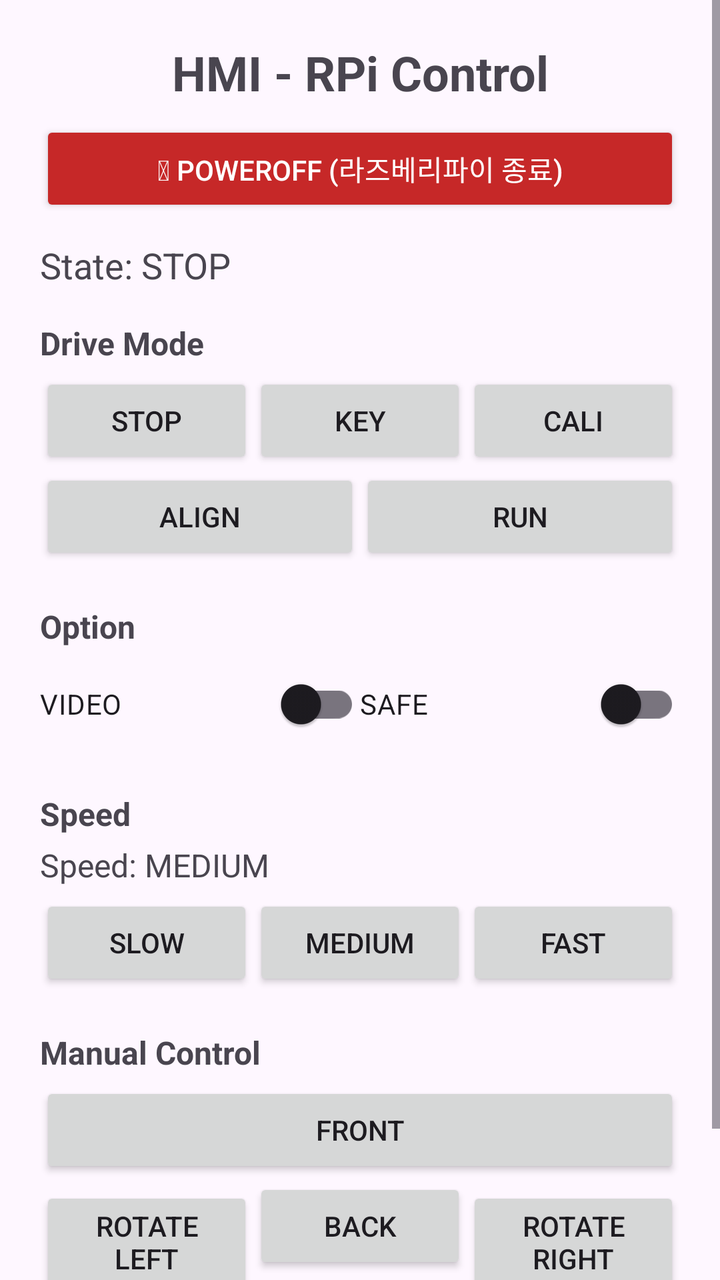
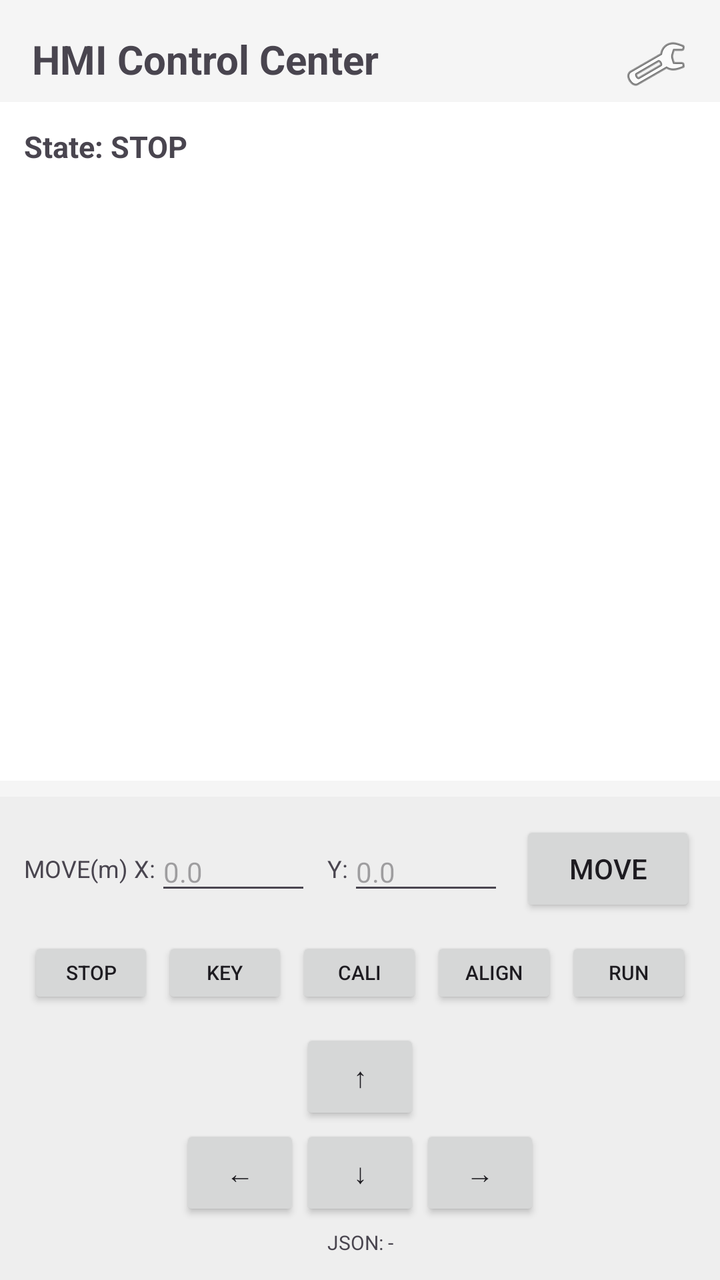

An Android layout rendered at two revisions. The XML below is the earlier revision; the diff shows what the commit changed to produce the second picture.
<!-- AndroidManifest.xml: application theme Theme.HMI -->
<!-- res/layout/fragment_control.xml -->
<?xml version="1.0" encoding="utf-8"?>
<ScrollView xmlns:android="http://schemas.android.com/apk/res/android"
    android:layout_width="match_parent"
    android:layout_height="match_parent">

    <LinearLayout
        android:layout_width="match_parent"
        android:layout_height="wrap_content"
        android:orientation="vertical"
        android:padding="20dp">

        <TextView
            android:layout_width="match_parent"
            android:layout_height="wrap_content"
            android:text="HMI - RPi Control"
            android:textSize="24sp"
            android:textStyle="bold"
            android:gravity="center"
            android:paddingBottom="8dp" />

        <Button
            android:id="@+id/btnPoweroff"
            android:layout_width="match_parent"
            android:layout_height="wrap_content"
            android:text="⏻ POWEROFF (라즈베리파이 종료)"
            android:backgroundTint="#C62828"
            android:textColor="#FFFFFF"
            android:layout_marginBottom="12dp" />

        <TextView
            android:id="@+id/tvCurrentState"
            android:layout_width="match_parent"
            android:layout_height="wrap_content"
            android:text="State: STOP"
            android:textSize="18sp"
            android:paddingBottom="8dp" />

        <TextView
            android:layout_width="match_parent"
            android:layout_height="wrap_content"
            android:text="Drive Mode"
            android:textSize="16sp"
            android:textStyle="bold"
            android:paddingTop="8dp"
            android:paddingBottom="4dp" />

        <LinearLayout
            android:layout_width="match_parent"
            android:layout_height="wrap_content"
            android:orientation="horizontal">
            <Button android:id="@+id/btnStop" android:layout_width="0dp" android:layout_height="wrap_content" android:layout_weight="1" android:text="STOP" />
            <Button android:id="@+id/btnKey" android:layout_width="0dp" android:layout_height="wrap_content" android:layout_weight="1" android:text="KEY" />
            <Button android:id="@+id/btnCali" android:layout_width="0dp" android:layout_height="wrap_content" android:layout_weight="1" android:text="CALI" />
        </LinearLayout>

        <LinearLayout
            android:layout_width="match_parent"
            android:layout_height="wrap_content"
            android:orientation="horizontal">
            <Button android:id="@+id/btnAlign" android:layout_width="0dp" android:layout_height="wrap_content" android:layout_weight="1" android:text="ALIGN" />
            <Button android:id="@+id/btnRun" android:layout_width="0dp" android:layout_height="wrap_content" android:layout_weight="1" android:text="RUN" />
        </LinearLayout>

        <TextView
            android:layout_width="match_parent"
            android:layout_height="wrap_content"
            android:text="Option"
            android:textSize="16sp"
            android:textStyle="bold"
            android:paddingTop="20dp"
            android:paddingBottom="4dp" />

        <LinearLayout
            android:layout_width="match_parent"
            android:layout_height="wrap_content"
            android:orientation="horizontal">
            <androidx.appcompat.widget.SwitchCompat android:id="@+id/swVideo" android:layout_width="0dp" android:layout_height="wrap_content" android:layout_weight="1" android:text="VIDEO" />
            <androidx.appcompat.widget.SwitchCompat android:id="@+id/swSafe" android:layout_width="0dp" android:layout_height="wrap_content" android:layout_weight="1" android:text="SAFE" />
        </LinearLayout>

        <TextView
            android:layout_width="match_parent"
            android:layout_height="wrap_content"
            android:text="Speed"
            android:textSize="16sp"
            android:textStyle="bold"
            android:paddingTop="20dp"
            android:paddingBottom="4dp" />

        <TextView
            android:id="@+id/tvCurrentSpeed"
            android:layout_width="match_parent"
            android:layout_height="wrap_content"
            android:text="Speed: MEDIUM"
            android:textSize="16sp"
            android:paddingBottom="4dp" />

        <LinearLayout
            android:layout_width="match_parent"
            android:layout_height="wrap_content"
            android:orientation="horizontal">
            <Button android:id="@+id/btnSlow" android:layout_width="0dp" android:layout_height="wrap_content" android:layout_weight="1" android:text="SLOW" />
            <Button android:id="@+id/btnMedium" android:layout_width="0dp" android:layout_height="wrap_content" android:layout_weight="1" android:text="MEDIUM" />
            <Button android:id="@+id/btnFast" android:layout_width="0dp" android:layout_height="wrap_content" android:layout_weight="1" android:text="FAST" />
        </LinearLayout>

        <TextView
            android:layout_width="match_parent"
            android:layout_height="wrap_content"
            android:text="Manual Control"
            android:textSize="16sp"
            android:textStyle="bold"
            android:paddingTop="20dp"
            android:paddingBottom="4dp" />

        <Button
            android:id="@+id/btnFront"
            android:layout_width="match_parent"
            android:layout_height="wrap_content"
            android:text="FRONT" />

        <LinearLayout
            android:layout_width="match_parent"
            android:layout_height="wrap_content"
            android:orientation="horizontal">
            <Button android:id="@+id/btnLeft" android:layout_width="0dp" android:layout_height="wrap_content" android:layout_weight="1" android:text="ROTATE LEFT" />
            <Button android:id="@+id/btnBack" android:layout_width="0dp" android:layout_height="wrap_content" android:layout_weight="1" android:text="BACK" />
            <Button android:id="@+id/btnRight" android:layout_width="0dp" android:layout_height="wrap_content" android:layout_weight="1" android:text="ROTATE RIGHT" />
        </LinearLayout>

        <TextView
            android:id="@+id/tvLastJson"
            android:layout_width="match_parent"
            android:layout_height="wrap_content"
            android:text="JSON: -"
            android:textSize="13sp"
            android:paddingTop="24dp"
            android:paddingBottom="20dp" />
    </LinearLayout>
</ScrollView>
<!-- resources referenced by this layout -->
<resources>
  <style name="Theme.HMI" parent="Base.Theme.HMI" />
  <style name="Base.Theme.HMI" parent="Theme.Material3.DayNight.NoActionBar">
          
          
      </style>
</resources>

<!-- the commit's change to res/layout/fragment_control.xml (unified diff, before → after) -->
@@ -1,140 +1,133 @@
 <?xml version="1.0" encoding="utf-8"?>
-<ScrollView xmlns:android="http://schemas.android.com/apk/res/android"
+<androidx.constraintlayout.widget.ConstraintLayout xmlns:android="http://schemas.android.com/apk/res/android"
+    xmlns:app="http://schemas.android.com/apk/res-auto"
     android:layout_width="match_parent"
-    android:layout_height="match_parent">
+    android:layout_height="match_parent"
+    android:background="#F5F5F5">
 
+    
+    <TextView
+        android:id="@+id/tvHeader"
+        android:layout_width="wrap_content"
+        android:layout_height="wrap_content"
+        android:text="HMI Control Center"
+        android:textSize="20sp"
+        android:textStyle="bold"
+        android:layout_margin="16dp"
+        app:layout_constraintTop_toTopOf="parent"
+        app:layout_constraintStart_toStartOf="parent" />
+
+    <ImageButton
+        android:id="@+id/btnSettings"
+        android:layout_width="48dp"
+        android:layout_height="48dp"
+        android:src="@android:drawable/ic_menu_manage"
+        android:background="?attr/selectableItemBackgroundBorderless"
+        android:layout_margin="8dp"
+        app:layout_constraintTop_toTopOf="parent"
+        app:layout_constraintEnd_toEndOf="parent" />
+
+    
     <LinearLayout
-        android:layout_width="match_parent"
-        android:layout_height="wrap_content"
+        android:id="@+id/logArea"
+        android:layout_width="0dp"
+        android:layout_height="0dp"
         android:orientation="vertical"
-        android:padding="20dp">
-
-        <TextView
-            android:layout_width="match_parent"
-            android:layout_height="wrap_content"
-            android:text="HMI - RPi Control"
-            android:textSize="24sp"
-            android:textStyle="bold"
-            android:gravity="center"
-            android:paddingBottom="8dp" />
-
-        <Button
-            android:id="@+id/btnPoweroff"
-            android:layout_width="match_parent"
-            android:layout_height="wrap_content"
-            android:text="⏻ POWEROFF (라즈베리파이 종료)"
-            android:backgroundTint="#C62828"
-            android:textColor="#FFFFFF"
-            android:layout_marginBottom="12dp" />
+        android:background="#FFFFFF"
+        android:layout_marginTop="8dp"
+        android:layout_marginBottom="8dp"
+        android:padding="12dp"
+        app:layout_constraintTop_toBottomOf="@id/tvHeader"
+        app:layout_constraintBottom_toTopOf="@id/bottomControl"
+        app:layout_constraintStart_toStartOf="parent"
+        app:layout_constraintEnd_toEndOf="parent">
 
         <TextView
             android:id="@+id/tvCurrentState"
             android:layout_width="match_parent"
             android:layout_height="wrap_content"
             android:text="State: STOP"
-            android:textSize="18sp"
-            android:paddingBottom="8dp" />
+            android:textSize="15sp"
+            android:textStyle="bold"
+            android:paddingBottom="4dp" />
 
-        <TextView
+        <ScrollView
+            android:id="@+id/scrollLog"
+            android:layout_width="match_parent"
+            android:layout_height="match_parent">
+            <LinearLayout
+                android:id="@+id/logContainer"
+                android:layout_width="match_parent"
+                android:layout_height="wrap_content"
+                android:orientation="vertical" />
+        </ScrollView>
+    </LinearLayout>
+
+    
+    <LinearLayout
+        android:id="@+id/bottomControl"
+        android:layout_width="0dp"
+        android:layout_height="wrap_content"
+        android:orientation="vertical"
+        android:padding="12dp"
+        android:background="#EEEEEE"
+        app:layout_constraintBottom_toBottomOf="parent"
+        app:layout_constraintStart_toStartOf="parent"
+        app:layout_constraintEnd_toEndOf="parent">
+
+        
+        <LinearLayout
             android:layout_width="match_parent"
             android:layout_height="wrap_content"
-            android:text="Drive Mode"
-            android:textSize="16sp"
-            android:textStyle="bold"
-            android:paddingTop="8dp"
-            android:paddingBottom="4dp" />
+            android:orientation="horizontal"
+            android:gravity="center_vertical"
+            android:paddingBottom="8dp">
+            <TextView android:layout_width="wrap_content" android:layout_height="wrap_content" android:text="MOVE(m) X:" android:textSize="12sp" />
+            <EditText android:id="@+id/etTargetX" android:layout_width="0dp" android:layout_height="wrap_content" android:layout_weight="1" android:inputType="numberDecimal|numberSigned" android:hint="0.0" android:textSize="14sp" />
+            <TextView android:layout_width="wrap_content" android:layout_height="wrap_content" android:text="Y:" android:textSize="12sp" android:layout_marginStart="8dp" />
+            <EditText android:id="@+id/etTargetY" android:layout_width="0dp" android:layout_height="wrap_content" android:layout_weight="1" android:inputType="numberDecimal|numberSigned" android:hint="0.0" android:textSize="14sp" />
+            <Button android:id="@+id/btnMove" android:layout_width="wrap_content" android:layout_height="wrap_content" android:text="MOVE" android:layout_marginStart="8dp" />
+        </LinearLayout>
 
+        
         <LinearLayout
             android:layout_width="match_parent"
             android:layout_height="wrap_content"
             android:orientation="horizontal">
-            <Button android:id="@+id/btnStop" android:layout_width="0dp" android:layout_height="wrap_content" android:layout_weight="1" android:text="STOP" />
-            <Button android:id="@+id/btnKey" android:layout_width="0dp" android:layout_height="wrap_content" android:layout_weight="1" android:text="KEY" />
-            <Button android:id="@+id/btnCali" android:layout_width="0dp" android:layout_height="wrap_content" android:layout_weight="1" android:text="CALI" />
+            <Button android:id="@+id/btnStop" android:layout_width="0dp" android:layout_height="36dp" android:layout_weight="1" android:text="STOP" android:textSize="10sp" android:padding="0dp" android:layout_margin="2dp" />
+            <Button android:id="@+id/btnKey" android:layout_width="0dp" android:layout_height="36dp" android:layout_weight="1" android:text="KEY" android:textSize="10sp" android:padding="0dp" android:layout_margin="2dp" />
+            <Button android:id="@+id/btnCali" android:layout_width="0dp" android:layout_height="36dp" android:layout_weight="1" android:text="CALI" android:textSize="10sp" android:padding="0dp" android:layout_margin="2dp" />
+            <Button android:id="@+id/btnAlign" android:layout_width="0dp" android:layout_height="36dp" android:layout_weight="1" android:text="ALIGN" android:textSize="10sp" android:padding="0dp" android:layout_margin="2dp" />
+            <Button android:id="@+id/btnRun" android:layout_width="0dp" android:layout_height="36dp" android:layout_weight="1" android:text="RUN" android:textSize="10sp" android:padding="0dp" android:layout_margin="2dp" />
         </LinearLayout>
 
-        <LinearLayout
-            android:layout_width="match_parent"
+        
+        <GridLayout
+            android:layout_width="wrap_content"
             android:layout_height="wrap_content"
-            android:orientation="horizontal">
-            <Button android:id="@+id/btnAlign" android:layout_width="0dp" android:layout_height="wrap_content" android:layout_weight="1" android:text="ALIGN" />
-            <Button android:id="@+id/btnRun" android:layout_width="0dp" android:layout_height="wrap_content" android:layout_weight="1" android:text="RUN" />
-        </LinearLayout>
+            android:layout_gravity="center"
+            android:columnCount="3"
+            android:rowCount="2"
+            android:layout_marginTop="8dp">
 
-        <TextView
-            android:layout_width="match_parent"
-            android:layout_height="wrap_content"
-            android:text="Option"
-            android:textSize="16sp"
-            android:textStyle="bold"
-            android:paddingTop="20dp"
-            android:paddingBottom="4dp" />
+            <View android:layout_width="60dp" android:layout_height="0dp" />
+            <Button android:id="@+id/btnFront" android:layout_width="60dp" android:layout_height="48dp" android:text="↑" />
+            <View android:layout_width="60dp" android:layout_height="0dp" />
 
-        <LinearLayout
-            android:layout_width="match_parent"
-            android:layout_height="wrap_content"
-            android:orientation="horizontal">
-            <androidx.appcompat.widget.SwitchCompat android:id="@+id/swVideo" android:layout_width="0dp" android:layout_height="wrap_content" android:layout_weight="1" android:text="VIDEO" />
-            <androidx.appcompat.widget.SwitchCompat android:id="@+id/swSafe" android:layout_width="0dp" android:layout_height="wrap_content" android:layout_weight="1" android:text="SAFE" />
-        </LinearLayout>
-
-        <TextView
-            android:layout_width="match_parent"
-            android:layout_height="wrap_content"
-            android:text="Speed"
-            android:textSize="16sp"
-            android:textStyle="bold"
-            android:paddingTop="20dp"
-            android:paddingBottom="4dp" />
-
-        <TextView
-            android:id="@+id/tvCurrentSpeed"
-            android:layout_width="match_parent"
-            android:layout_height="wrap_content"
-            android:text="Speed: MEDIUM"
-            android:textSize="16sp"
-            android:paddingBottom="4dp" />
-
-        <LinearLayout
-            android:layout_width="match_parent"
-            android:layout_height="wrap_content"
-            android:orientation="horizontal">
-            <Button android:id="@+id/btnSlow" android:layout_width="0dp" android:layout_height="wrap_content" android:layout_weight="1" android:text="SLOW" />
-            <Button android:id="@+id/btnMedium" android:layout_width="0dp" android:layout_height="wrap_content" android:layout_weight="1" android:text="MEDIUM" />
-            <Button android:id="@+id/btnFast" android:layout_width="0dp" android:layout_height="wrap_content" android:layout_weight="1" android:text="FAST" />
-        </LinearLayout>
-
-        <TextView
-            android:layout_width="match_parent"
-            android:layout_height="wrap_content"
-            android:text="Manual Control"
-            android:textSize="16sp"
-            android:textStyle="bold"
-            android:paddingTop="20dp"
-            android:paddingBottom="4dp" />
-
-        <Button
-            android:id="@+id/btnFront"
-            android:layout_width="match_parent"
-            android:layout_height="wrap_content"
-            android:text="FRONT" />
-
-        <LinearLayout
-            android:layout_width="match_parent"
-            android:layout_height="wrap_content"
-            android:orientation="horizontal">
-            <Button android:id="@+id/btnLeft" android:layout_width="0dp" android:layout_height="wrap_content" android:layout_weight="1" android:text="ROTATE LEFT" />
-            <Button android:id="@+id/btnBack" android:layout_width="0dp" android:layout_height="wrap_content" android:layout_weight="1" android:text="BACK" />
-            <Button android:id="@+id/btnRight" android:layout_width="0dp" android:layout_height="wrap_content" android:layout_weight="1" android:text="ROTATE RIGHT" />
-        </LinearLayout>
+            <Button android:id="@+id/btnLeft" android:layout_width="60dp" android:layout_height="48dp" android:text="←" />
+            <Button android:id="@+id/btnBack" android:layout_width="60dp" android:layout_height="48dp" android:text="↓" />
+            <Button android:id="@+id/btnRight" android:layout_width="60dp" android:layout_height="48dp" android:text="→" />
+        </GridLayout>
 
         <TextView
             android:id="@+id/tvLastJson"
             android:layout_width="match_parent"
             android:layout_height="wrap_content"
             android:text="JSON: -"
-            android:textSize="13sp"
-            android:paddingTop="24dp"
-            android:paddingBottom="20dp" />
+            android:textSize="10sp"
+            android:gravity="center"
+            android:paddingTop="4dp" />
+
     </LinearLayout>
-</ScrollView>
+
+</androidx.constraintlayout.widget.ConstraintLayout>
